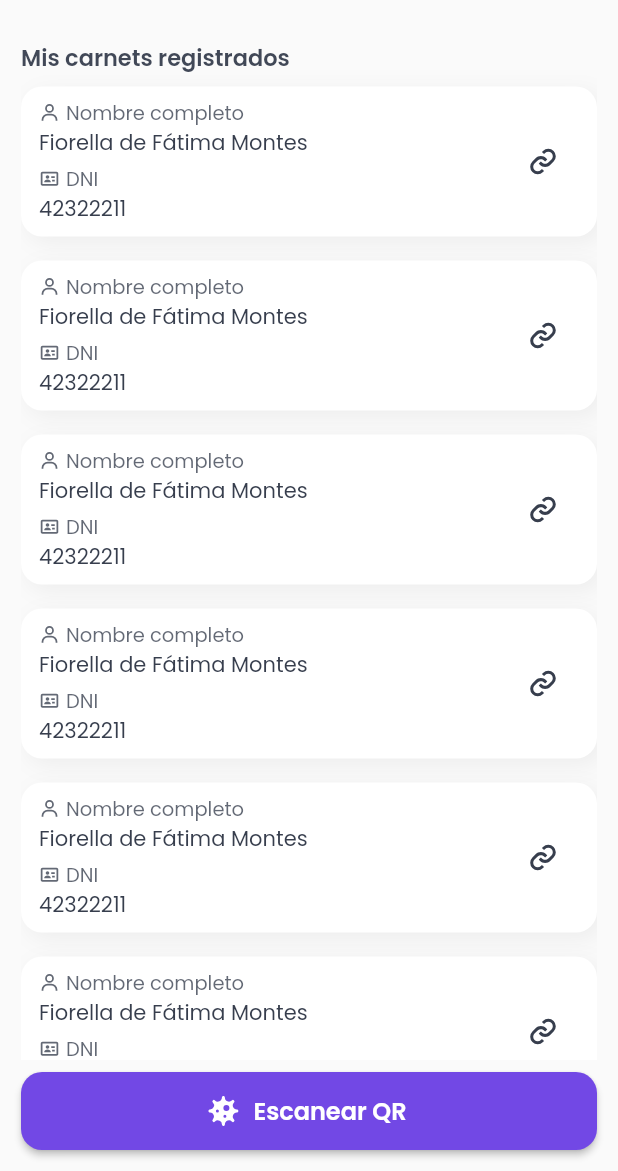
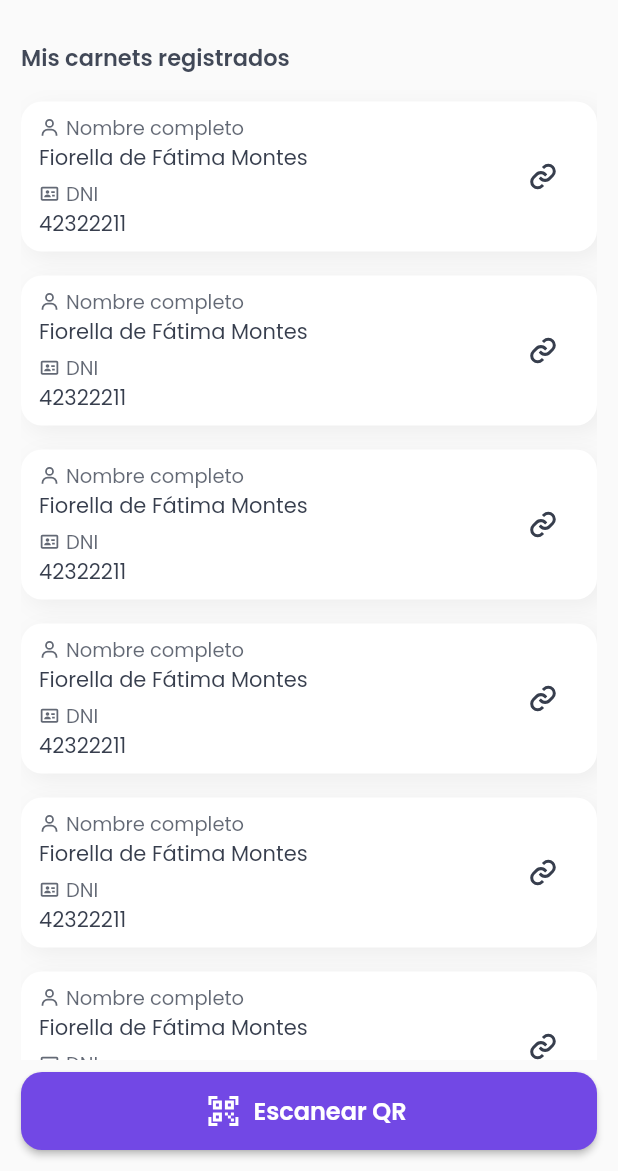
Before and after one commit to ehbarrionuevo/flutter_codigo_vacunapp, a Flutter app: the HomePage screen opened directly, on a phone screen of 412 x 824 dp, the part 65-1236 px from its top. Run offline on Flutter 3.47's test engine with Material 2 defaults, Android fonts, the phone set to English and light mode, and no system bars; our stand-ins replace flutter_svg, google_fonts.

Commit message:
HomePage 1.6

```diff
--- a/lib/pages/home_page.dart
+++ b/lib/pages/home_page.dart
@@ -40,6 +40,9 @@ class HomePage extends StatelessWidget {
                     color: kFontPrimaryColor.withOpacity(0.85),
                   ),
                 ),
+                const SizedBox(
+                  height: 10.0,
+                ),
                 Expanded(
                   child: ListView.builder(
                     physics: const BouncingScrollPhysics(),
@@ -58,7 +61,7 @@ class HomePage extends StatelessWidget {
               alignment: Alignment.bottomCenter,
               child: ButtonNormalWidget(
                 text: "Escanear QR",
-                icon: 'virus',
+                icon: 'qr',
                 onTap: () {},
               ),
             ),
```
Also changed, not shown: assets/icons/qr.svg (added).
